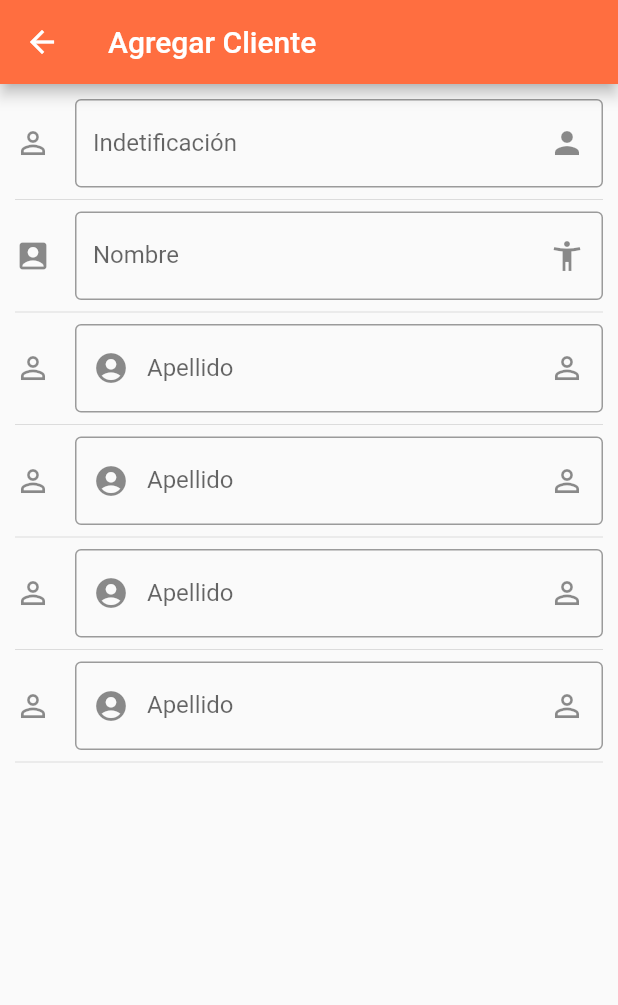
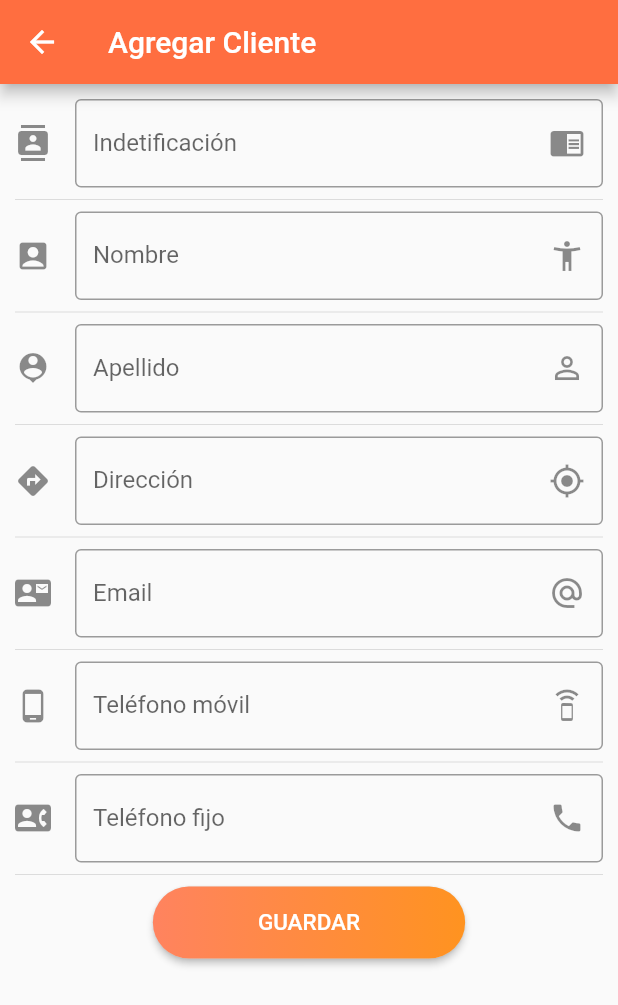
Before and after one commit to yibsonalexis/Flutter-PrestApp, a Flutter app: the CustomerManagementPage screen opened by its route, on a phone screen of 412 x 824 dp. Shown: the top 1005 px of the screen. Run offline on Flutter 3.47's test engine with Material 2 defaults, Android fonts, the phone set to English and light mode, and no system bars; our stand-ins replace sqflite; accounts and stored records are empty.

Commit message:
Form add person

```diff
--- a/lib/pages/customerManagement_page.dart
+++ b/lib/pages/customerManagement_page.dart
@@ -1,4 +1,5 @@
 import 'package:flutter/material.dart';
+import 'package:prestapp/models/person_model.dart';
 
 class CustomerManagementPage extends StatefulWidget {
   @override
@@ -6,6 +7,9 @@ class CustomerManagementPage extends StatefulWidget {
 }
 
 class _CustomerManagementPageState extends State<CustomerManagementPage> {
+  Person person = new Person();
+  final GlobalKey<FormState> _formKey = GlobalKey<FormState>();
+  bool _autoValidate = false;
   @override
   Widget build(BuildContext context) {
     return Scaffold(
@@ -20,83 +24,149 @@ class _CustomerManagementPageState extends State<CustomerManagementPage> {
     );
   }
 
+  void _validateInputs() {
+    if (_formKey.currentState.validate()) {
+      _formKey.currentState.save();
+
+    } else {
+      setState(() {
+        _autoValidate = true;
+      });
+    }
+  }
+
   Widget _body() {
-    return ListView(
+    return SingleChildScrollView(
+      child: Container(
         padding: EdgeInsets.symmetric(horizontal: 10, vertical: 10.0),
+        child: Form(
+          key: _formKey,
+          autovalidate: _autoValidate,
+          child: Column(
             children: <Widget>[
-        TextField(
+              TextFormField(
                 textCapitalization: TextCapitalization.sentences,
+                keyboardType: TextInputType.number,
+                textInputAction: TextInputAction.next,
                 decoration: InputDecoration(
                   border: OutlineInputBorder(),
                   hintText: "Indetificación del cliente",
                   labelText: "Indetificación",
-            icon: Icon(Icons.perm_identity),
-            // prefixIcon: Icon(Icons.account_circle),
-            suffixIcon: Icon(Icons.person),
+                  icon: Icon(Icons.contacts),
+                  suffixIcon: Icon(Icons.chrome_reader_mode),
                 ),
+                onSaved: (value) => person.identification = value,
+                validator: (value) {
+                  if (value.isEmpty) return "El campo es requerido";
+                  return null;
+                },
               ),
               Divider(),
-        TextField(
+              TextFormField(
                 textCapitalization: TextCapitalization.sentences,
+                textInputAction: TextInputAction.next,
                 decoration: InputDecoration(
                   border: OutlineInputBorder(),
                   hintText: "Nombre del cliente",
                   labelText: "Nombre",
                   icon: Icon(Icons.account_box),
-            // prefixIcon: Icon(Icons.account_circle),
                   suffixIcon: Icon(Icons.accessibility_new),
                 ),
+                onSaved: (value) => person.name = value,
+                validator: (value) {
+                  if (value.length < 1) return "El campo es requerido";
+                  return null;
+                },
               ),
               Divider(),
-        TextField(
+              TextFormField(
                 textCapitalization: TextCapitalization.sentences,
                 decoration: InputDecoration(
                   border: OutlineInputBorder(),
                   hintText: "Apellido del cliente",
                   labelText: "Apellido",
-            icon: Icon(Icons.person_outline),
-            prefixIcon: Icon(Icons.account_circle),
+                  icon: Icon(Icons.person_pin),
                   suffixIcon: Icon(Icons.person_outline),
                 ),
+                onSaved: (value) => person.lname = value,
+                validator: (value) {
+                  if (value.length < 1) return "El campo es requerido";
+                  return null;
+                },
               ),
               Divider(),
-        TextField(
+              TextFormField(
                 textCapitalization: TextCapitalization.sentences,
                 decoration: InputDecoration(
                   border: OutlineInputBorder(),
-            hintText: "Apellido del cliente",
-            labelText: "Apellido",
-            icon: Icon(Icons.person_outline),
-            prefixIcon: Icon(Icons.account_circle),
-            suffixIcon: Icon(Icons.person_outline),
+                  hintText: "Dirección del cliente",
+                  labelText: "Dirección",
+                  icon: Icon(Icons.directions),
+                  suffixIcon: Icon(Icons.my_location),
                 ),
+                onSaved: (value) => person.addres = value,
               ),
               Divider(),
-        TextField(
+              TextFormField(
                 textCapitalization: TextCapitalization.sentences,
                 decoration: InputDecoration(
                   border: OutlineInputBorder(),
-            hintText: "Apellido del cliente",
-            labelText: "Apellido",
-            icon: Icon(Icons.person_outline),
-            prefixIcon: Icon(Icons.account_circle),
-            suffixIcon: Icon(Icons.person_outline),
+                  hintText: "Email del cliente",
+                  labelText: "Email",
+                  icon: Icon(Icons.contact_mail),
+                  suffixIcon: Icon(Icons.alternate_email),
                 ),
+                onSaved: (value) => person.email = value,
               ),
               Divider(),
-        TextField(
+              TextFormField(
                 textCapitalization: TextCapitalization.sentences,
                 decoration: InputDecoration(
                   border: OutlineInputBorder(),
-            hintText: "Apellido del cliente",
-            labelText: "Apellido",
-            icon: Icon(Icons.person_outline),
-            prefixIcon: Icon(Icons.account_circle),
-            suffixIcon: Icon(Icons.person_outline),
+                  hintText: "Teléfono móvil del cliente",
+                  labelText: "Teléfono móvil",
+                  icon: Icon(Icons.phone_android),
+                  suffixIcon: Icon(Icons.speaker_phone),
+                ),
+                onSaved: (value) => person.cellPhone = value,
+              ),
+              Divider(),
+              TextFormField(
+                textCapitalization: TextCapitalization.sentences,
+                decoration: InputDecoration(
+                  border: OutlineInputBorder(),
+                  hintText: "Teléfono fijo del cliente",
+                  labelText: "Teléfono fijo",
+                  icon: Icon(Icons.contact_phone),
+                  suffixIcon: Icon(Icons.phone),
+                ),
+                onSaved: (value) => person.landline = value,
+              ),
+              Divider(),
+              RaisedButton(
+                onPressed: _validateInputs,
+                textColor: Colors.white,
+                padding: const EdgeInsets.all(0.0),
+                shape: RoundedRectangleBorder(
+                    borderRadius: BorderRadius.circular(80.0)),
+                child: Container(
+                  decoration: const BoxDecoration(
+                      gradient: LinearGradient(
+                        colors: <Color>[
+                          Color(0xffff835f),
+                          Color(0xFFff9320),
+                        ],
+                      ),
+                      borderRadius: BorderRadius.all(Radius.circular(80.0))),
+                  padding: const EdgeInsets.symmetric(
+                      horizontal: 70, vertical: 15.0),
+                  child: const Text('GUARDAR', style: TextStyle(fontSize: 15)),
+                ),
+              )
+            ],
           ),
         ),
-        Divider(),
-      ],
+      ),
     );
   }
 }
```
Lines whose indentation alone changed are shown as unchanged.
